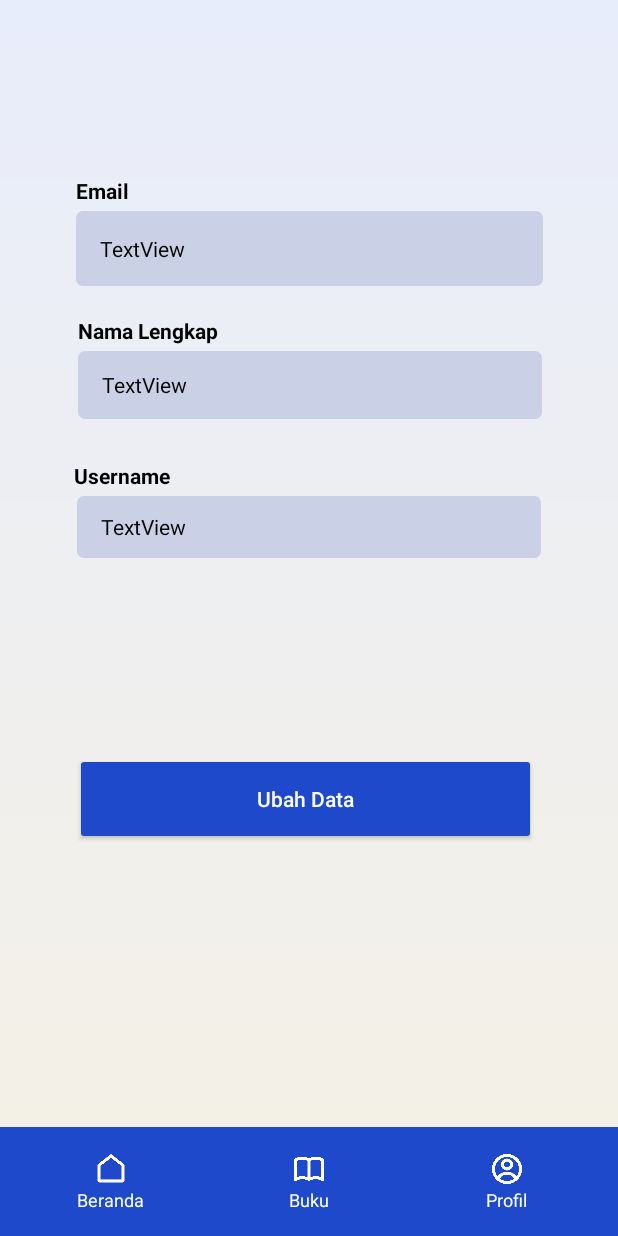
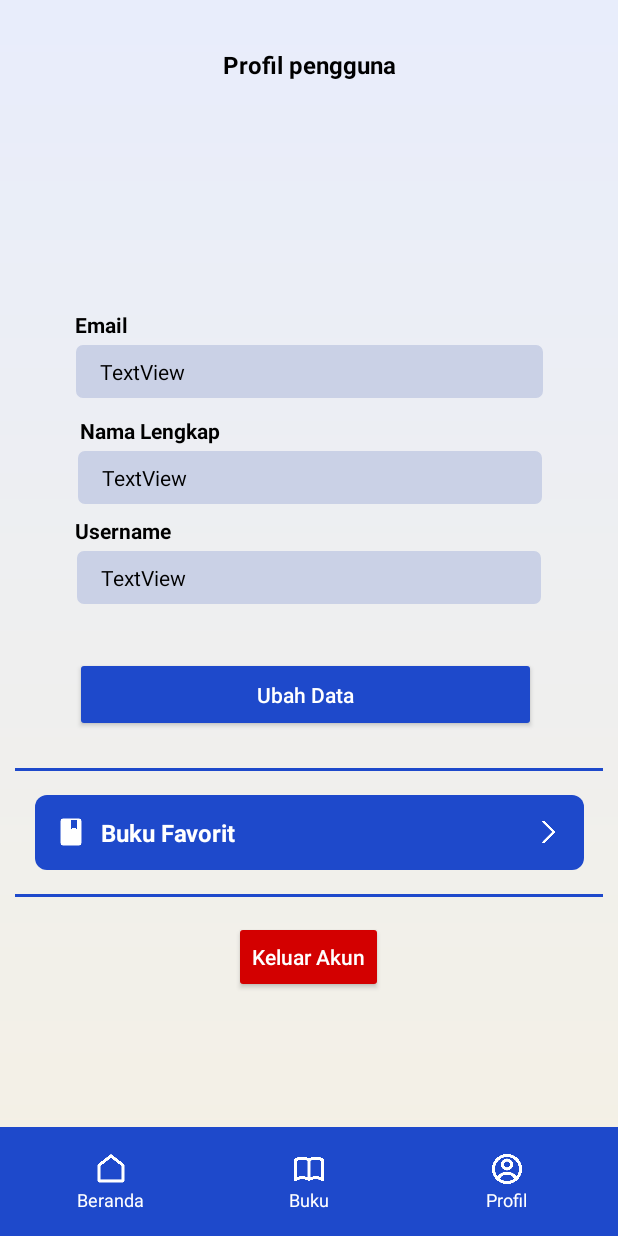
Before and after one commit to abdulrasyidhimawan/GambarHub, an Android app: the Profil screen opened directly, with no data from a screen before it, on a phone screen of 412 x 824 dp. Run offline under Robolectric (Android 15) with nearby library versions, the phone set to English and light mode, and no system bars.

Commit message:
Update #3
fix:
- imageview di profile dan edit profile

add:
- layout favorit buku dan tombol keluar di layout profil
- detailbuku.xml

```diff
--- a/app/src/main/java/com/example/gambarhub/Profil.java
+++ b/app/src/main/java/com/example/gambarhub/Profil.java
@@ -44,3 +44,8 @@ public class Profil extends AppCompatActivity {
         });
     }
 }
+// ini buat linearlayout bisa jadi tommbol ditindis :D
+//val buttonBukuFavorit = findViewById<LinearLayout>(R.id.button_buku_favorit)
+//        buttonBukuFavorit.setOnClickListener {
+//        // isi disini coy aksinya
+//        }
--- /dev/null
+++ b/app/src/main/java/com/example/gambarhub/detailbuku.java
@@ -0,0 +1,6 @@
+package com.example.gambarhub;
+
+import android.app.Activity;
+
+public class detailbuku extends Activity {
+}
--- /dev/null
+++ b/app/src/main/res/drawable/ic_arrow_right.xml
@@ -0,0 +1,4 @@
+<?xml version="1.0" encoding="utf-8"?>
+<selector xmlns:android="http://schemas.android.com/apk/res/android">
+    <item android:drawable="@drawable/iconright" />
+</selector>
--- /dev/null
+++ b/app/src/main/res/drawable/icon_buku.xml
@@ -0,0 +1,4 @@
+<?xml version="1.0" encoding="utf-8"?>
+<selector xmlns:android="http://schemas.android.com/apk/res/android">
+    <item android:drawable="@drawable/iconbuku" />
+</selector>
--- a/app/src/main/res/layout/activity_profil.xml
+++ b/app/src/main/res/layout/activity_profil.xml
@@ -20,33 +20,34 @@
 
     <ImageView
         android:id="@+id/profil_imageView"
-        android:layout_width="wrap_content"
-        android:layout_height="wrap_content"
+        android:layout_width="88dp"
+        android:layout_height="91dp"
+        android:layout_marginBottom="512dp"
         app:layout_constraintBottom_toBottomOf="parent"
         app:layout_constraintEnd_toEndOf="parent"
         app:layout_constraintHorizontal_bias="0.498"
         app:layout_constraintStart_toStartOf="parent"
-        app:layout_constraintTop_toTopOf="parent"
-        app:layout_constraintVertical_bias="0.099"
+        app:layout_constraintTop_toBottomOf="@+id/profil_judul"
+        app:layout_constraintVertical_bias="0.27"
         tools:srcCompat="@tools:sample/avatars" />
 
     <TextView
         android:id="@+id/profil_labelEmail"
         android:layout_width="wrap_content"
         android:layout_height="wrap_content"
-        android:layout_marginTop="36dp"
+        android:layout_marginTop="16dp"
         android:text="Email"
         android:textColor="@color/black"
         android:textStyle="bold"
         app:layout_constraintEnd_toEndOf="parent"
-        app:layout_constraintHorizontal_bias="0.135"
+        app:layout_constraintHorizontal_bias="0.132"
         app:layout_constraintStart_toStartOf="parent"
         app:layout_constraintTop_toBottomOf="@+id/profil_imageView" />
 
     <TextView
         android:id="@+id/profil_labelViewEmail"
         android:layout_width="311dp"
-        android:layout_height="50dp"
+        android:layout_height="35dp"
         android:layout_marginTop="4dp"
         android:paddingStart="16dp"
         android:textColor="@color/black"
@@ -62,19 +63,19 @@
         android:id="@+id/profil_labelNama"
         android:layout_width="wrap_content"
         android:layout_height="wrap_content"
-        android:layout_marginTop="20dp"
+        android:layout_marginTop="12dp"
         android:text="Nama Lengkap"
         android:textColor="@color/black"
         android:textStyle="bold"
         app:layout_constraintEnd_toEndOf="parent"
-        app:layout_constraintHorizontal_bias="0.164"
+        app:layout_constraintHorizontal_bias="0.167"
         app:layout_constraintStart_toStartOf="parent"
         app:layout_constraintTop_toBottomOf="@+id/profil_labelViewEmail" />
 
     <TextView
         android:id="@+id/profil_labelViewNama"
         android:layout_width="309dp"
-        android:layout_height="45dp"
+        android:layout_height="35dp"
         android:layout_marginTop="4dp"
         android:text="TextView"
         android:paddingStart="16dp"
@@ -90,19 +91,19 @@
         android:id="@+id/profil_labelUsername"
         android:layout_width="wrap_content"
         android:layout_height="wrap_content"
-        android:layout_marginTop="28dp"
+        android:layout_marginTop="8dp"
         android:text="Username"
         android:textColor="@color/black"
         android:textStyle="bold"
         app:layout_constraintEnd_toEndOf="parent"
-        app:layout_constraintHorizontal_bias="0.141"
+        app:layout_constraintHorizontal_bias="0.144"
         app:layout_constraintStart_toStartOf="parent"
         app:layout_constraintTop_toBottomOf="@+id/profil_labelViewNama" />
 
     <TextView
         android:id="@+id/profil_labelViewUsername"
         android:layout_width="309dp"
-        android:layout_height="41dp"
+        android:layout_height="35dp"
         android:layout_marginTop="4dp"
         android:text="TextView"
         android:paddingStart="16dp"
@@ -116,10 +117,10 @@
     <Button
         android:id="@+id/profil_tombolEdit"
         android:layout_width="307dp"
-        android:layout_height="61dp"
+        android:layout_height="50dp"
         android:layout_marginTop="35dp"
         android:layout_marginBottom="180dp"
-        android:backgroundTint="#1E49CB"
+        android:backgroundTint="@color/primary"
         android:text="Ubah Data"
         android:textAllCaps="false"
         app:layout_constraintBottom_toBottomOf="parent"
@@ -127,6 +128,101 @@
         app:layout_constraintHorizontal_bias="0.48"
         app:layout_constraintStart_toStartOf="parent"
         app:layout_constraintTop_toBottomOf="@+id/profil_labelViewUsername"
-        app:layout_constraintVertical_bias="0.541" />
+        app:layout_constraintVertical_bias="0.0" />
+
+    <View
+        android:id="@+id/view"
+        android:layout_width="match_parent"
+        android:layout_height="2dp"
+        android:layout_marginHorizontal="10dp"
+        android:layout_marginTop="24dp"
+        android:background="@color/primary"
+        app:layout_constraintEnd_toEndOf="parent"
+        app:layout_constraintHorizontal_bias="0.494"
+        app:layout_constraintStart_toStartOf="parent"
+        app:layout_constraintTop_toBottomOf="@+id/profil_tombolEdit" />
+
+    <TextView
+        android:id="@+id/profil_judul"
+        android:layout_width="wrap_content"
+        android:layout_height="wrap_content"
+        android:layout_marginTop="32dp"
+        android:text="Profil pengguna"
+        android:textColor="@color/black"
+        android:textSize="16sp"
+        android:textStyle="bold"
+        app:layout_constraintEnd_toEndOf="parent"
+        app:layout_constraintStart_toStartOf="parent"
+        app:layout_constraintTop_toTopOf="parent" />
+
+    <LinearLayout
+        android:id="@+id/button_buku_favorit"
+        android:layout_width="366dp"
+        android:layout_height="50dp"
+        android:layout_marginHorizontal="10dp"
+        android:layout_marginTop="16dp"
+        android:background="@drawable/button_background"
+        android:clickable="true"
+        android:focusable="true"
+        android:foreground="?attr/selectableItemBackground"
+        android:gravity="center_vertical"
+        android:orientation="horizontal"
+        android:padding="12dp"
+        app:layout_constraintEnd_toEndOf="parent"
+        app:layout_constraintStart_toStartOf="parent"
+        app:layout_constraintTop_toBottomOf="@+id/view">
+
+        <ImageView
+            android:id="@+id/icon_buku"
+            android:layout_width="24dp"
+            android:layout_height="24dp"
+            android:contentDescription="Ikon Buku"
+            android:src="@drawable/icon_buku"
+            app:tint="@color/white" />
+
+        <TextView
+            android:id="@+id/text_buku_favorit"
+            android:layout_width="0dp"
+            android:layout_height="wrap_content"
+            android:layout_marginStart="8dp"
+            android:layout_weight="1"
+            android:text="Buku Favorit"
+            android:textColor="@color/white"
+            android:textSize="16sp"
+            android:textStyle="bold" />
+
+        <ImageView
+            android:id="@+id/icon_panah_kanan"
+            android:layout_width="24dp"
+            android:layout_height="24dp"
+            android:contentDescription="Ikon Panah Kanan"
+            android:src="@drawable/ic_arrow_right"
+            app:tint="@color/white" />
+    </LinearLayout>
+
+    <View
+        android:id="@+id/view2"
+        android:layout_width="match_parent"
+        android:layout_height="2dp"
+        android:layout_marginHorizontal="10dp"
+        android:layout_marginTop="16dp"
+        android:background="@color/primary"
+        app:layout_constraintEnd_toEndOf="parent"
+        app:layout_constraintHorizontal_bias="0.526"
+        app:layout_constraintStart_toStartOf="parent"
+        app:layout_constraintTop_toBottomOf="@+id/button_buku_favorit" />
+
+    <Button
+        android:id="@+id/profil_tombolKeluar"
+        android:layout_width="wrap_content"
+        android:layout_height="wrap_content"
+        android:layout_marginTop="16dp"
+        android:backgroundTint="#D30000"
+        android:text="Keluar Akun"
+        android:textAllCaps="false"
+        app:layout_constraintEnd_toEndOf="parent"
+        app:layout_constraintHorizontal_bias="0.498"
+        app:layout_constraintStart_toStartOf="parent"
+        app:layout_constraintTop_toBottomOf="@+id/view2" />
 
 </androidx.constraintlayout.widget.ConstraintLayout>
```
Also changed, not shown: app/src/main/res/layout/activity_beranda.xml (+6 -4 lines), app/src/main/res/layout/activity_detailbuku.xml (added, +81 -0 lines), app/src/main/res/layout/activity_editprofil.xml (+9 -9 lines), app/src/main/res/drawable/iconbuku.png (added), app/src/main/res/drawable/iconright.png (added), 1 other file.
